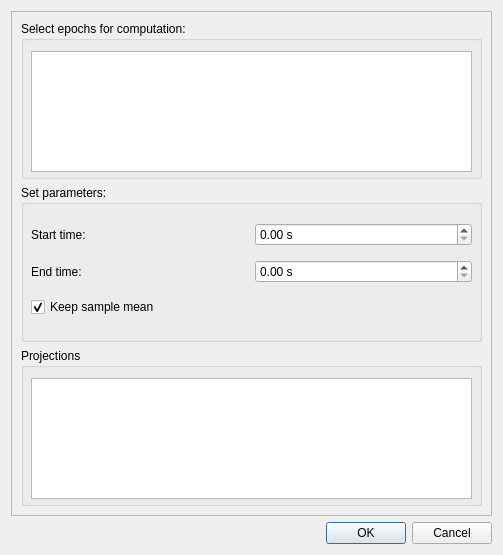
This is qt4Designer_ui_files/covarianceEpochDialogUi.ui in cibr-jyu/meggie as Qt 5 draws it before an edit. The edited form follows.
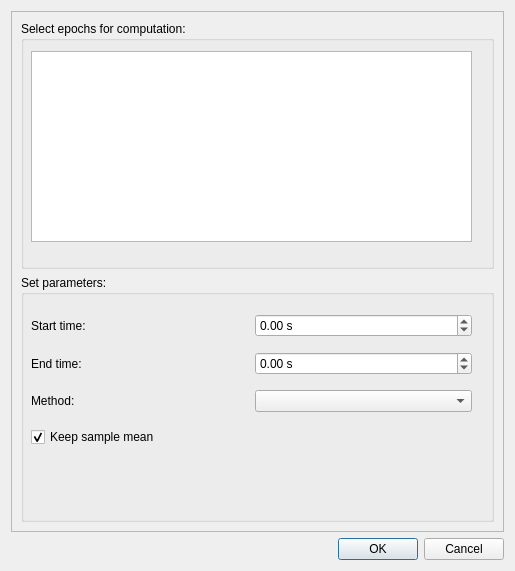
This is the edited form.

The edit to the form file:
```diff
--- a/qt4Designer_ui_files/covarianceEpochDialogUi.ui
+++ b/qt4Designer_ui_files/covarianceEpochDialogUi.ui
@@ -6,8 +6,8 @@
    <rect>
     <x>0</x>
     <y>0</y>
-    <width>503</width>
-    <height>555</height>
+    <width>515</width>
+    <height>571</height>
    </rect>
   </property>
   <property name="windowTitle">
@@ -24,8 +24,8 @@
        <rect>
         <x>0</x>
         <y>0</y>
-        <width>483</width>
-        <height>498</height>
+        <width>495</width>
+        <height>514</height>
        </rect>
       </property>
       <property name="minimumSize">
@@ -46,7 +46,7 @@
             <x>10</x>
             <y>30</y>
             <width>441</width>
-            <height>121</height>
+            <height>191</height>
            </rect>
           </property>
           <property name="selectionMode">
@@ -66,7 +66,7 @@
             <x>10</x>
             <y>30</y>
             <width>441</width>
-            <height>110</height>
+            <height>153</height>
            </rect>
           </property>
           <layout class="QVBoxLayout" name="verticalLayout_2">
@@ -84,6 +84,9 @@
                <property name="suffix">
                 <string> s</string>
                </property>
+               <property name="minimum">
+                <double>-1000000000.000000000000000</double>
+               </property>
                <property name="maximum">
                 <double>1000000000.000000000000000</double>
                </property>
@@ -108,6 +111,9 @@
                <property name="suffix">
                 <string> s</string>
                </property>
+               <property name="minimum">
+                <double>-1000000000.000000000000000</double>
+               </property>
                <property name="maximum">
                 <double>1000000000.000000000000000</double>
                </property>
@@ -118,6 +124,20 @@
              </item>
             </layout>
            </item>
+           <item>
+            <layout class="QHBoxLayout" name="horizontalLayout_3">
+             <item>
+              <widget class="QLabel" name="labelMethod">
+               <property name="text">
+                <string>Method:</string>
+               </property>
+              </widget>
+             </item>
+             <item>
+              <widget class="QComboBox" name="comboBoxMethod"/>
+             </item>
+            </layout>
+           </item>
            <item>
             <widget class="QCheckBox" name="checkBoxKeepSampleMean">
              <property name="text">
@@ -132,26 +152,6 @@
          </widget>
         </widget>
        </item>
-       <item>
-        <widget class="QGroupBox" name="groupBoxProjections">
-         <property name="title">
-          <string>Projections</string>
-         </property>
-         <widget class="QListWidget" name="listWidgetProjections">
-          <property name="geometry">
-           <rect>
-            <x>10</x>
-            <y>30</y>
-            <width>441</width>
-            <height>121</height>
-           </rect>
-          </property>
-          <property name="selectionMode">
-           <enum>QAbstractItemView::ExtendedSelection</enum>
-          </property>
-         </widget>
-        </widget>
-       </item>
       </layout>
      </widget>
     </widget>
```
